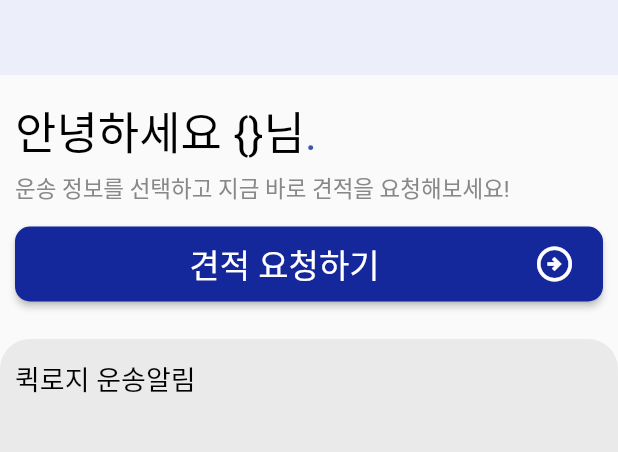
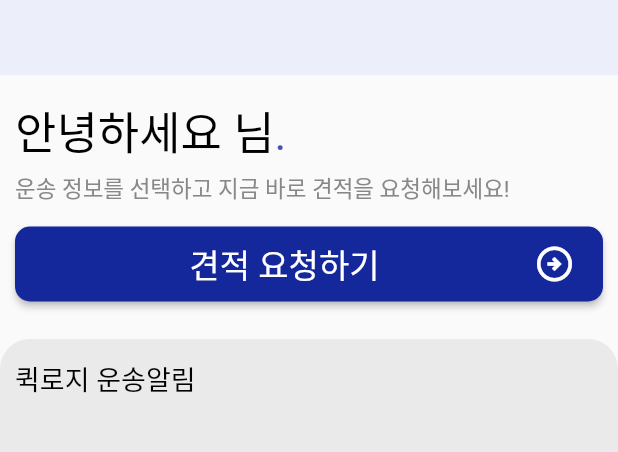
Before and after one commit to minseonkkim/QuickLogi, a Flutter app: the HomeScreen screen opened by its route, on a phone screen of 412 x 824 dp, the part 99-551 px from its top. Run offline on Flutter 3.47's test engine with Material 2 defaults, Android fonts, the phone set to English and light mode, and no system bars; our stand-ins replace firebase_auth, firebase_core, get; accounts and stored records are empty; Roboto replaces fonts that are missing (Pretendard, PretendardBold).

Commit message:
이름 저장

```diff
--- a/userapp/lib/screens/home_screen.dart
+++ b/userapp/lib/screens/home_screen.dart
@@ -1,5 +1,6 @@
 import 'dart:ui';
 
+import 'package:firebase_auth/firebase_auth.dart';
 import 'package:flutter/material.dart';
 import 'package:flutter/src/widgets/framework.dart';
 import 'package:flutter/src/widgets/placeholder.dart';
@@ -50,7 +51,8 @@ class HomeScreen extends StatelessWidget {
               RichText(
                   text: TextSpan(children: [
                 TextSpan(
-                  text: '안녕하세요 {}님',
+                  text:
+                      '안녕하세요 ${FirebaseAuth.instance.currentUser!.displayName ?? ""}님',
                   style: TextStyle(
                       fontFamily: 'PretendardBold',
                       color: Colors.black,
--- a/userapp/lib/screens/profile_screen.dart
+++ b/userapp/lib/screens/profile_screen.dart
@@ -120,7 +120,8 @@ class ProfileScreen extends StatelessWidget {
                       color: GREY1,
                     ),
                     borderRadius: BorderRadius.circular(8)),
-                child: Text('홍길동',
+                child: Text(
+                    FirebaseAuth.instance.currentUser!.displayName ?? "",
                     style: TextStyle(
                         fontFamily: 'Pretendard',
                         color: Colors.black,
@@ -147,7 +148,7 @@ class ProfileScreen extends StatelessWidget {
                       color: GREY1,
                     ),
                     borderRadius: BorderRadius.circular(8)),
-                child: Text('minsun9856@gmail.com',
+                child: Text(FirebaseAuth.instance.currentUser!.email ?? "",
                     style: TextStyle(
                         fontFamily: 'Pretendard',
                         color: Colors.black,
--- a/userapp/lib/screens/request_list_screen.dart
+++ b/userapp/lib/screens/request_list_screen.dart
@@ -7,7 +7,7 @@ import 'package:get/get.dart';
 import 'package:quick_logi/utilities/constants.dart';
 
 class RequestListController extends GetxController {
-  RxBool total = false.obs;
+  RxBool total = true.obs;
   RxBool ing = false.obs;
   RxBool completed = false.obs;
 }
```
Also changed, not shown: userapp/lib/screens/authentication/join_screen.dart (+7 -1 lines), 2 other files.
